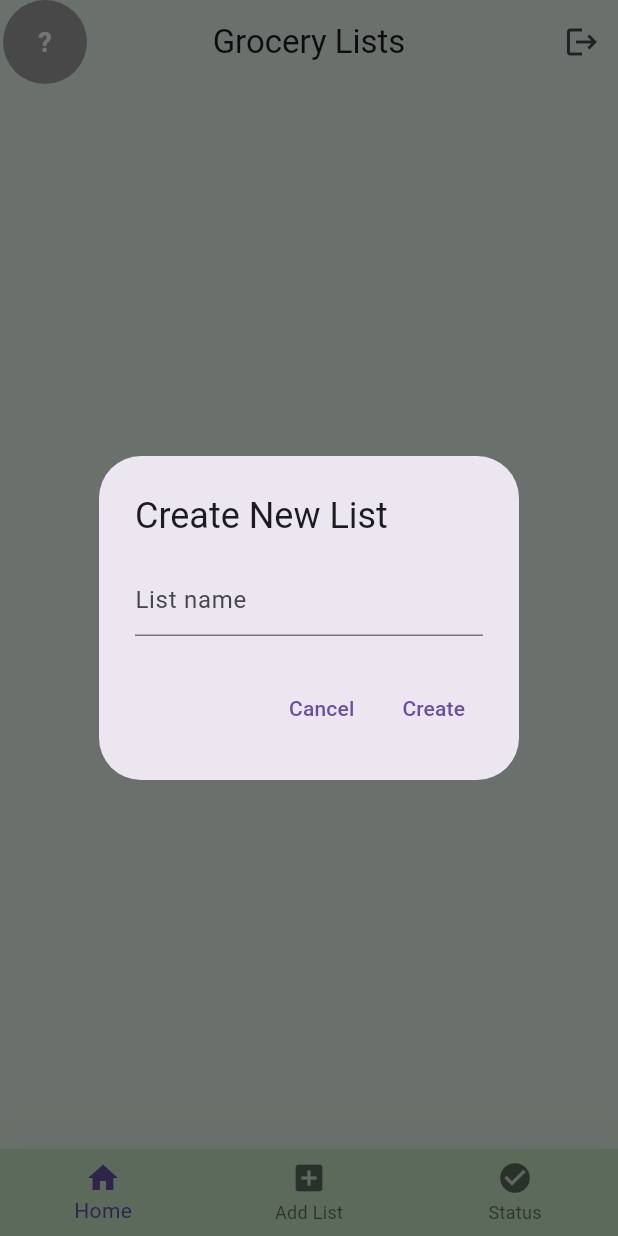
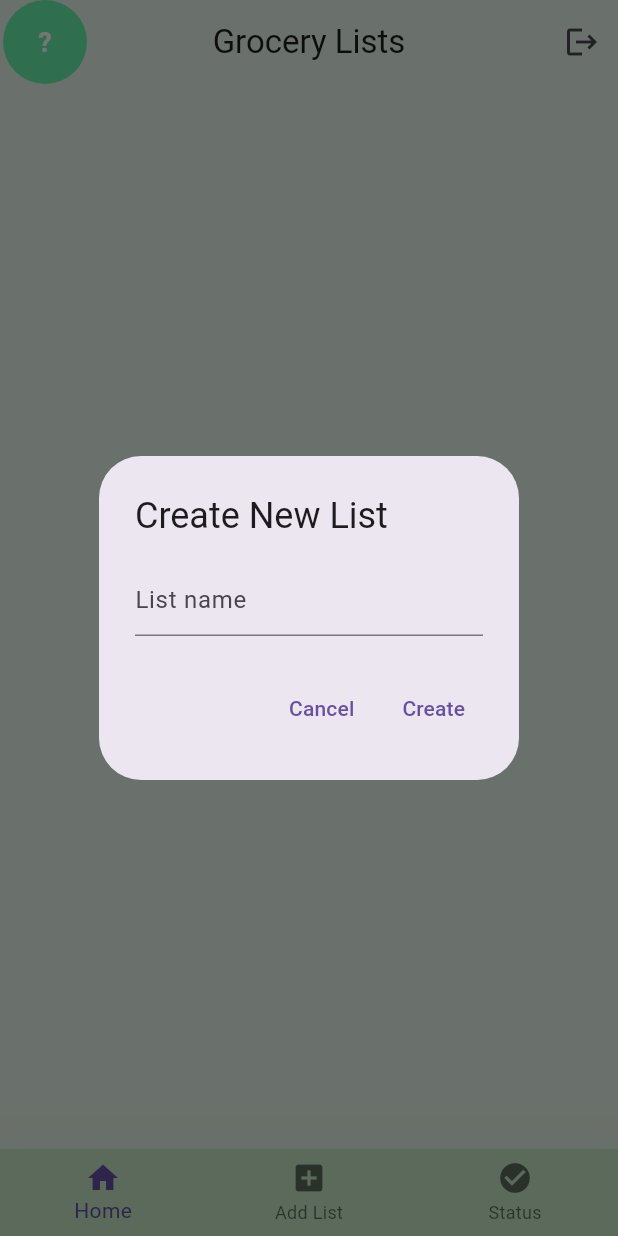
Before and after one commit to saifulislamsaif/grocery_list, a Flutter app: the screen it shows once a user with an empty profile is signed in, item 2 of the bottom bar chosen, on a phone screen of 412 x 824 dp. Run offline on Flutter 3.47's test engine with Material 3 defaults, Android fonts, the phone set to English and light mode, and no system bars; our stand-ins replace cloud_firestore, firebase_auth, firebase_core, get, google_fonts; accounts and stored records are empty.

Commit message:
name used single alphabet

```diff
--- a/lib/app/modules/home/views/home_page.dart
+++ b/lib/app/modules/home/views/home_page.dart
@@ -24,7 +24,7 @@ class HomePage extends StatelessWidget {
           leadingWidth: 60,
           leading: Obx(() {
             final name = controller.userName.value.trim();
-            final user = name.isNotEmpty ? name.toUpperCase() : '?';
+            final user = name.isNotEmpty ? name[0].toUpperCase() : '?';
             return Padding(
               padding: const EdgeInsets.all(0.0),
               child: GestureDetector(
@@ -32,7 +32,7 @@ class HomePage extends StatelessWidget {
                   _showEditNameDialog(context);
                 },
                 child: CircleAvatar(
-                  backgroundColor: Colors.grey,
+                  backgroundColor: Colors.greenAccent,
                   child: Text(
                     user,
                     style: const TextStyle(
@@ -163,9 +163,7 @@ class HomePage extends StatelessWidget {
 
         return Card(
           margin: const EdgeInsets.symmetric(horizontal: 12, vertical: 8),
-          shape: RoundedRectangleBorder(
-            borderRadius: BorderRadius.circular(8), // এখানে 8
-          ),
+          shape: RoundedRectangleBorder(borderRadius: BorderRadius.circular(8)),
           child: Container(
             decoration: BoxDecoration(
               gradient: const LinearGradient(
```
